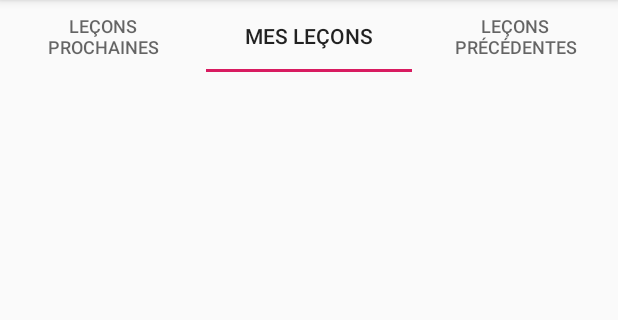
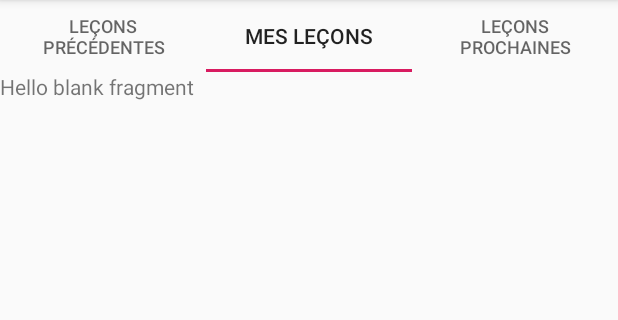
Before and after one commit to RomaneB/DTRQAndroid, an Android app: the DrivingLessonsTabsFragment screen opened through its navigation route, tab 2 chosen, on a phone screen of 412 x 824 dp, the part 84-404 px from its top. Run offline under Robolectric (Android 15) with nearby library versions, the phone set to English and light mode, and no system bars.

Commit message:
Navigation from "Driving Lesson Tabs" to each tab.

```diff
--- a/app/src/main/java/org/diiage/dtrqandroid/drivingLessons/DrivingLessonsTabsFragment.java
+++ b/app/src/main/java/org/diiage/dtrqandroid/drivingLessons/DrivingLessonsTabsFragment.java
@@ -1,22 +1,26 @@
 package org.diiage.dtrqandroid.drivingLessons;
 
-import android.content.Context;
-import android.net.Uri;
 import android.os.Bundle;
 
 import androidx.fragment.app.Fragment;
+import androidx.viewpager.widget.ViewPager;
 
 import android.view.LayoutInflater;
 import android.view.View;
 import android.view.ViewGroup;
 
+import com.google.android.material.tabs.TabLayout;
+
 import org.diiage.dtrqandroid.R;
+import org.diiage.dtrqandroid.drivingLessons.ViewPager.DrivingLessonsTabsFragmentPagerAdapter;
 
 /**
  * A simple {@link Fragment} subclass.
  * Activities that contain this fragment must implement the
  */
 public class DrivingLessonsTabsFragment extends Fragment {
+
+    private DrivingLessonsTabsFragmentPagerAdapter pagerAdapter;
 
     public DrivingLessonsTabsFragment() {
         // Required empty public constructor
@@ -30,8 +34,17 @@ public class DrivingLessonsTabsFragment extends Fragment {
     @Override
     public View onCreateView(LayoutInflater inflater, ViewGroup container,
                              Bundle savedInstanceState) {
+        View view = inflater.inflate(R.layout.fragment_driving_lessons_tabs, container, false);
+
+        pagerAdapter = new DrivingLessonsTabsFragmentPagerAdapter(this.getChildFragmentManager(), this.getContext());
+        ViewPager viewPager = view.findViewById(R.id.driving_lessons_tabs_view_pager);
+        viewPager.setAdapter(pagerAdapter);
+
+        TabLayout tabLayout = view.findViewById(R.id.driving_lessons_tabs_tab_layout);
+        tabLayout.setupWithViewPager(viewPager);
+
         // Inflate the layout for this fragment
-        return inflater.inflate(R.layout.fragment_driving_lessons_tabs, container, false);
+        return view;
     }
 
 }
--- /dev/null
+++ b/app/src/main/java/org/diiage/dtrqandroid/drivingLessons/MyDrivingLessonsListFragment.java
@@ -0,0 +1,29 @@
+package org.diiage.dtrqandroid.drivingLessons;
+
+
+import android.os.Bundle;
+import android.view.LayoutInflater;
+import android.view.View;
+import android.view.ViewGroup;
+
+import androidx.fragment.app.Fragment;
+
+import org.diiage.dtrqandroid.R;
+
+/**
+ * A simple {@link Fragment} subclass.
+ */
+public class MyDrivingLessonsListFragment extends Fragment {
+
+    public MyDrivingLessonsListFragment() {
+        // Required empty public constructor
+    }
+
+    @Override
+    public View onCreateView(LayoutInflater inflater, ViewGroup container,
+                             Bundle savedInstanceState) {
+        // Inflate the layout for this fragment
+        return inflater.inflate(R.layout.fragment_my_driving_lessons_list, container, false);
+    }
+
+}
--- /dev/null
+++ b/app/src/main/java/org/diiage/dtrqandroid/drivingLessons/NextDrivingLessonsListFragment.java
@@ -0,0 +1,29 @@
+package org.diiage.dtrqandroid.drivingLessons;
+
+
+import android.os.Bundle;
+import android.view.LayoutInflater;
+import android.view.View;
+import android.view.ViewGroup;
+
+import androidx.fragment.app.Fragment;
+
+import org.diiage.dtrqandroid.R;
+
+/**
+ * A simple {@link Fragment} subclass.
+ */
+public class NextDrivingLessonsListFragment extends Fragment {
+
+    public NextDrivingLessonsListFragment() {
+        // Required empty public constructor
+    }
+
+    @Override
+    public View onCreateView(LayoutInflater inflater, ViewGroup container,
+                             Bundle savedInstanceState) {
+        // Inflate the layout for this fragment
+        return inflater.inflate(R.layout.fragment_next_driving_lessons_list, container, false);
+    }
+
+}
--- /dev/null
+++ b/app/src/main/java/org/diiage/dtrqandroid/drivingLessons/PreviousDrivingLessonsListFragment.java
@@ -0,0 +1,29 @@
+package org.diiage.dtrqandroid.drivingLessons;
+
+
+import android.os.Bundle;
+import android.view.LayoutInflater;
+import android.view.View;
+import android.view.ViewGroup;
+
+import androidx.fragment.app.Fragment;
+
+import org.diiage.dtrqandroid.R;
+
+/**
+ * A simple {@link Fragment} subclass.
+ */
+public class PreviousDrivingLessonsListFragment extends Fragment {
+
+    public PreviousDrivingLessonsListFragment() {
+        // Required empty public constructor
+    }
+
+    @Override
+    public View onCreateView(LayoutInflater inflater, ViewGroup container,
+                             Bundle savedInstanceState) {
+        // Inflate the layout for this fragment
+        return inflater.inflate(R.layout.fragment_previous_driving_lessons_list, container, false);
+    }
+
+}
--- /dev/null
+++ b/app/src/main/java/org/diiage/dtrqandroid/drivingLessons/ViewPager/DrivingLessonsTabsFragmentPagerAdapter.java
@@ -0,0 +1,55 @@
+package org.diiage.dtrqandroid.drivingLessons.ViewPager;
+
+import android.content.Context;
+
+import androidx.annotation.NonNull;
+import androidx.fragment.app.Fragment;
+import androidx.fragment.app.FragmentManager;
+import androidx.fragment.app.FragmentStatePagerAdapter;
+
+import org.diiage.dtrqandroid.R;
+import org.diiage.dtrqandroid.drivingLessons.MyDrivingLessonsListFragment;
+import org.diiage.dtrqandroid.drivingLessons.NextDrivingLessonsListFragment;
+import org.diiage.dtrqandroid.drivingLessons.PreviousDrivingLessonsListFragment;
+
+public class DrivingLessonsTabsFragmentPagerAdapter extends FragmentStatePagerAdapter {
+
+    private Context context;
+
+    public DrivingLessonsTabsFragmentPagerAdapter(@NonNull FragmentManager fm, Context context) {
+        super(fm);
+        this.context = context;
+    }
+
+    @NonNull
+    @Override
+    public Fragment getItem(int position) {
+        switch(position) {
+            default:
+            case 0:
+                return new NextDrivingLessonsListFragment();
+            case 1:
+                return new MyDrivingLessonsListFragment();
+            case 2:
+                return new PreviousDrivingLessonsListFragment();
+        }
+    }
+
+    @Override
+    public CharSequence getPageTitle(int position) {
+        switch(position) {
+            default:
+            case 0:
+                return this.context.getString(R.string.driving_lessons_tabs_title_lecons_precedentes);
+            case 1:
+                return this.context.getString(R.string.driving_lessons_tabs_title_mes_lecons);
+            case 2:
+                return this.context.getString(R.string.driving_lessons_tabs_title_lecons_prochaines);
+        }
+    }
+
+    @Override
+    public int getCount() {
+        return 3;
+    }
+}
--- a/app/src/main/res/layout/fragment_driving_lessons_tabs.xml
+++ b/app/src/main/res/layout/fragment_driving_lessons_tabs.xml
@@ -10,21 +10,19 @@
         android:layout_width="match_parent"
         android:layout_height="match_parent">
 
-        <androidx.constraintlayout.widget.ConstraintLayout
-            android:layout_width="wrap_content"
+        <androidx.viewpager.widget.ViewPager
+            android:id="@+id/driving_lessons_tabs_view_pager"
+            android:layout_width="0dp"
             android:layout_height="0dp"
             app:layout_constraintBottom_toBottomOf="parent"
             app:layout_constraintEnd_toEndOf="parent"
             app:layout_constraintStart_toStartOf="parent"
-            app:layout_constraintTop_toBottomOf="@+id/tabLayout"/>
+            app:layout_constraintTop_toTopOf="parent">
 
             <com.google.android.material.tabs.TabLayout
-            android:id="@+id/tabLayout"
+                android:id="@+id/driving_lessons_tabs_tab_layout"
                 android:layout_width="match_parent"
-            android:layout_height="wrap_content"
-            app:layout_constraintEnd_toEndOf="parent"
-            app:layout_constraintStart_toStartOf="parent"
-            app:layout_constraintTop_toTopOf="parent">
+                android:layout_height="wrap_content">
 
                 <com.google.android.material.tabs.TabItem
                     android:layout_width="wrap_content"
@@ -41,6 +39,7 @@
                     android:layout_height="wrap_content"
                     android:text="@string/driving_lessons_tabs_title_lecons_precedentes" />
             </com.google.android.material.tabs.TabLayout>
+        </androidx.viewpager.widget.ViewPager>
     </androidx.constraintlayout.widget.ConstraintLayout>
 
 </FrameLayout>
--- /dev/null
+++ b/app/src/main/res/layout/fragment_my_driving_lessons_list.xml
@@ -0,0 +1,14 @@
+<?xml version="1.0" encoding="utf-8"?>
+<FrameLayout xmlns:android="http://schemas.android.com/apk/res/android"
+    xmlns:tools="http://schemas.android.com/tools"
+    android:layout_width="match_parent"
+    android:layout_height="match_parent"
+    tools:context=".drivingLessons.MyDrivingLessonsListFragment">
+
+    <!-- TODO: Update blank fragment layout -->
+    <TextView
+        android:layout_width="match_parent"
+        android:layout_height="match_parent"
+        android:text="@string/hello_blank_fragment" />
+
+</FrameLayout>
--- /dev/null
+++ b/app/src/main/res/layout/fragment_next_driving_lessons_list.xml
@@ -0,0 +1,14 @@
+<?xml version="1.0" encoding="utf-8"?>
+<FrameLayout xmlns:android="http://schemas.android.com/apk/res/android"
+    xmlns:tools="http://schemas.android.com/tools"
+    android:layout_width="match_parent"
+    android:layout_height="match_parent"
+    tools:context=".drivingLessons.NextDrivingLessonsListFragment">
+
+    <!-- TODO: Update blank fragment layout -->
+    <TextView
+        android:layout_width="match_parent"
+        android:layout_height="match_parent"
+        android:text="@string/hello_blank_fragment" />
+
+</FrameLayout>
--- /dev/null
+++ b/app/src/main/res/layout/fragment_previous_driving_lessons_list.xml
@@ -0,0 +1,14 @@
+<?xml version="1.0" encoding="utf-8"?>
+<FrameLayout xmlns:android="http://schemas.android.com/apk/res/android"
+    xmlns:tools="http://schemas.android.com/tools"
+    android:layout_width="match_parent"
+    android:layout_height="match_parent"
+    tools:context=".drivingLessons.PreviousDrivingLessonsListFragment">
+
+    <!-- TODO: Update blank fragment layout -->
+    <TextView
+        android:layout_width="match_parent"
+        android:layout_height="match_parent"
+        android:text="@string/hello_blank_fragment" />
+
+</FrameLayout>
```
Lines whose indentation alone changed are shown as unchanged.
